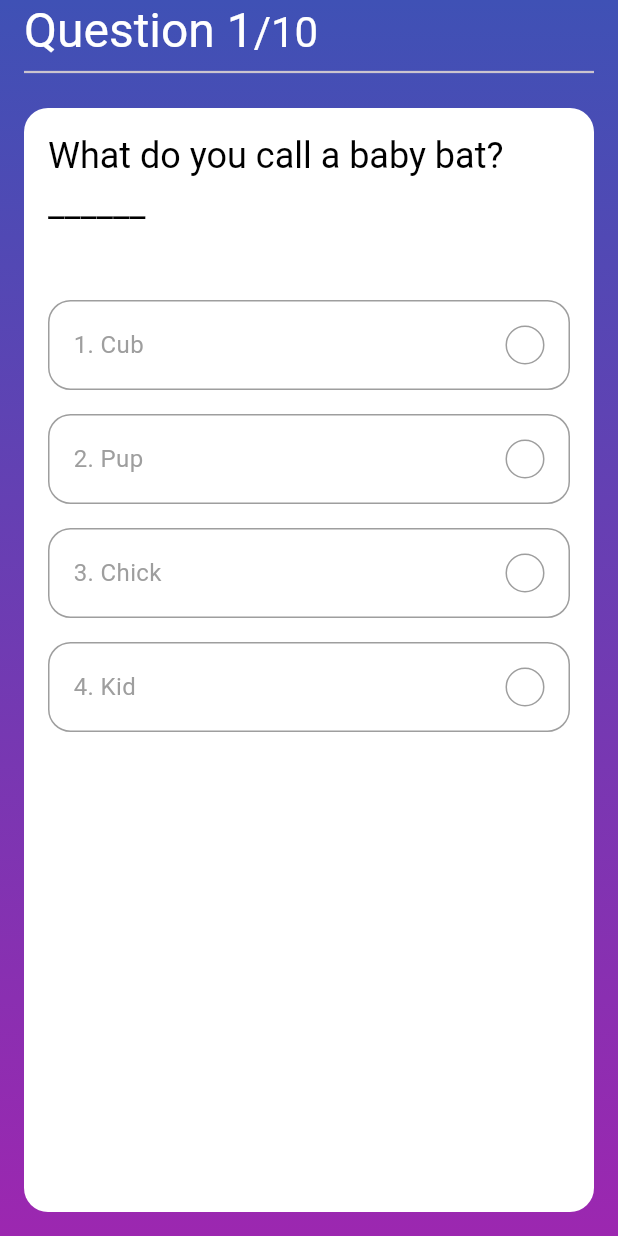
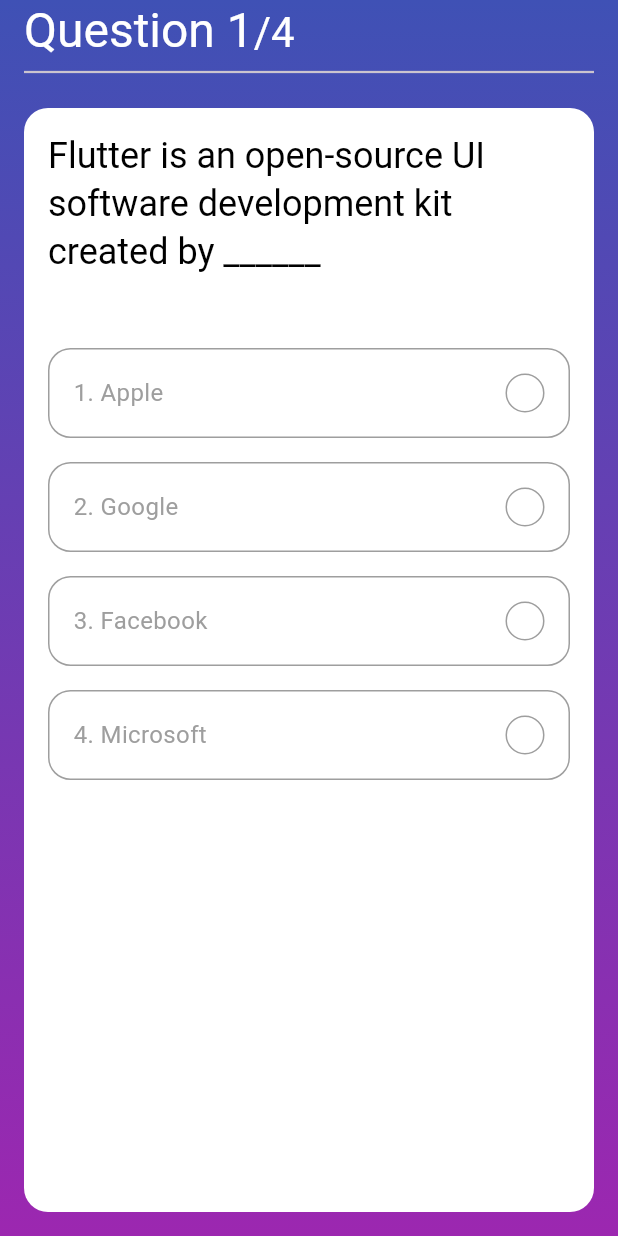
Before and after one commit to elsayed-a-eltaweel/quizizz_app, a Flutter app: the QuestionPage screen opened directly, on a phone screen of 412 x 824 dp. Run offline on Flutter 3.47's test engine with Material 3 defaults, Android fonts, the phone set to English and light mode, and no system bars; our stand-ins replace flutter_dotenv, fluttertoast, get, get_storage, supabase_flutter; accounts and stored records are empty.

Commit message:
restore questions and install permission manifest

```diff
--- a/lib/models/Question.dart
+++ b/lib/models/Question.dart
@@ -13,81 +13,106 @@
 const List sample_data = [
   {
     "id": 1,
-    "question": "What do you call a baby bat?______",
+    "question":
+        "Flutter is an open-source UI software development kit created by ______",
+    "options": ['Apple', 'Google', 'Facebook', 'Microsoft'],
     "answer_index": 1,
-    "options": ["Cub", "Pup", "Chick", "Kid"]
   },
   {
     "id": 2,
-    "question": "How many legs do butterflies have?______",
-    "answer_index": 3,
-    "options": ["2", "4", "0", "6"]
+    "question": "When google release Flutter.",
+    "options": ['Jun 2017', 'Jun 2017', 'May 2017', 'May 2018'],
+    "answer_index": 2,
   },
   {
     "id": 3,
-    "question":
-        "Hippocampus is the Latin name for which marine creature?______",
-    "answer_index": 0,
-    "options": ["Seahorse", "Dolphin", "Whale", "Octopus"]
+    "question": "A memory location that holds a single letter or number.",
+    "options": ['Double', 'Int', 'Char', 'Word'],
+    "answer_index": 2,
   },
   {
     "id": 4,
-    "question": "What is Grumpy Cats real name?______",
+    "question": "What command do you use to output data to the screen?",
+    "options": ['Cin', 'Count>>', 'Cout', 'Output>>'],
     "answer_index": 2,
-    "options": ["Sauce", "Minnie", "Tardar Sauce", "Broccoli"]
-  },
-  {
-    "id": 5,
-    "question": "What is the name of a rabbits abode?______",
-    "answer_index": 1,
-    "options": ["Nest", "Burrow", "Den", "Dray"]
-  },
-  {
-    "id": 6,
-    "question": "What color is the female blackbird?______",
-    "answer_index": 3,
-    "options": ["Black", "White", "Yellow", "Brown"]
-  },
-  {
-    "id": 7,
-    "question": "By definition, where does an abyssopelagic animal live?______",
-    "answer_index": 0,
-    "options": [
-      "At the bottom of the ocean",
-      "In the desert",
-      "On top of a mountain",
-      "Inside a tree"
-    ]
-  },
-  {
-    "id": 8,
-    "question":
-        "The Kakapo is a large, flightless, nocturnal parrot native to which country?______",
-    "answer_index": 2,
-    "options": ["South Africa", "Australia", "New Zealand", "Madagascar"]
-  },
-  {
-    "id": 9,
-    "question": "What is the scientific name for modern day humans?______",
-    "answer_index": 0,
-    "options": [
-      "Homo Sapiens",
-      "Homo Ergaster",
-      "Homo Erectus",
-      "Homo Neanderthalensis"
-    ]
-  },
-  {
-    "id": 10,
-    "question": "What is the fastest  land animal?______",
-    "answer_index": 1,
-    "options": [
-      "Lion",
-      "Cheetah",
-      "Thomson&rsquo;s Gazelle",
-      "Pronghorn Antelope"
-    ]
   }
+  // {
+  //   "id": 1,
+  //   "question": "What do you call a baby bat?______",
+  //   "answer_index": 1,
+  //   "options": ["Cub", "Pup", "Chick", "Kid"]
+  // },
+  // {
+  //   "id": 2,
+  //   "question": "How many legs do butterflies have?______",
+  //   "answer_index": 3,
+  //   "options": ["2", "4", "0", "6"]
+  // },
+  // {
+  //   "id": 3,
+  //   "question":
+  //       "Hippocampus is the Latin name for which marine creature?______",
+  //   "answer_index": 0,
+  //   "options": ["Seahorse", "Dolphin", "Whale", "Octopus"]
+  // },
+  // {
+  //   "id": 4,
+  //   "question": "What is Grumpy Cats real name?______",
+  //   "answer_index": 2,
+  //   "options": ["Sauce", "Minnie", "Tardar Sauce", "Broccoli"]
+  // },
+  // {
+  //   "id": 5,
+  //   "question": "What is the name of a rabbits abode?______",
+  //   "answer_index": 1,
+  //   "options": ["Nest", "Burrow", "Den", "Dray"]
+  // },
+  // {
+  //   "id": 6,
+  //   "question": "What color is the female blackbird?______",
+  //   "answer_index": 3,
+  //   "options": ["Black", "White", "Yellow", "Brown"]
+  // },
+  // {
+  //   "id": 7,
+  //   "question": "By definition, where does an abyssopelagic animal live?______",
+  //   "answer_index": 0,
+  //   "options": [
+  //     "At the bottom of the ocean",
+  //     "In the desert",
+  //     "On top of a mountain",
+  //     "Inside a tree"
+  //   ]
+  // },
+  // {
+  //   "id": 8,
+  //   "question":
+  //       "The Kakapo is a large, flightless, nocturnal parrot native to which country?______",
+  //   "answer_index": 2,
+  //   "options": ["South Africa", "Australia", "New Zealand", "Madagascar"]
+  // },
+  // {
+  //   "id": 9,
+  //   "question": "What is the scientific name for modern day humans?______",
+  //   "answer_index": 0,
+  //   "options": [
+  //     "Homo Sapiens",
+  //     "Homo Ergaster",
+  //     "Homo Erectus",
+  //     "Homo Neanderthalensis"
+  //   ]
+  // },
+  // {
+  //   "id": 10,
+  //   "question": "What is the fastest  land animal?______",
+  //   "answer_index": 1,
+  //   "options": [
+  //     "Lion",
+  //     "Cheetah",
+  //     "Thomson&rsquo;s Gazelle",
+  //     "Pronghorn Antelope"
+  //   ]
+  // }
   // {
   //   "id": 1,
   //   "question":
--- a/lib/presentation/pages/score_page.dart
+++ b/lib/presentation/pages/score_page.dart
@@ -40,7 +40,7 @@
                   ),
                   const Spacer(),
                   Text(
-                    '${score * 10}/${_qnController.questions.length * 10}',
+                    '${score * 10}/${(_qnController.questions.length) * 10}',
                     style: Theme.of(context)
                         .textTheme
                         .headlineMedium
```
Also changed, not shown: 1 other file.
